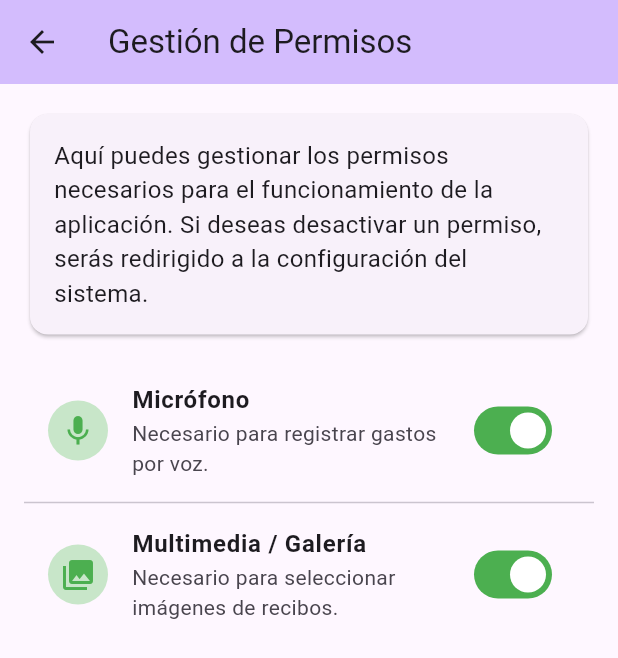
After one commit to mmaurogg/gastos_inteligentes, a Flutter app: the screen it shows after launch, after a tap on the "settings" icon, on a phone screen of 412 x 824 dp. The commit adds this screen. Shown: the top 658 px of the screen. Run offline on Flutter 3.47's test engine with Material 3 defaults, Android fonts, the phone set to English and light mode, and no system bars; our stand-ins replace google_generative_ai, permission_handler, speech_to_text, sqflite; accounts and stored records are empty.

Commit message:
feat: creado modulo de permisos

```diff
--- a/lib/screens/home_screen.dart
+++ b/lib/screens/home_screen.dart
@@ -3,6 +3,7 @@ import 'package:provider/provider.dart';
 import 'package:intl/intl.dart';
 import '../providers/expense_provider.dart';
 import 'add_expense_screen.dart';
+import 'permissions_screen.dart';
 
 class HomeScreen extends StatefulWidget {
   const HomeScreen({super.key});
@@ -29,6 +30,20 @@ class _HomeScreenState extends State<HomeScreen> {
       appBar: AppBar(
         title: const Text('Control de Gastos IA'),
         backgroundColor: Theme.of(context).colorScheme.inversePrimary,
+        actions: [
+          IconButton(
+            icon: const Icon(Icons.settings),
+            onPressed: () {
+              Navigator.push(
+                context,
+                MaterialPageRoute(
+                  builder: (context) => const PermissionsScreen(),
+                ),
+              );
+            },
+            tooltip: 'Permisos',
+          ),
+        ],
       ),
       body: Consumer<ExpenseProvider>(
         builder: (context, provider, child) {
--- /dev/null
+++ b/lib/screens/permissions_screen.dart
@@ -0,0 +1,139 @@
+import 'package:flutter/material.dart';
+import 'package:permission_handler/permission_handler.dart';
+import '../services/permission_service.dart';
+
+class PermissionsScreen extends StatefulWidget {
+  const PermissionsScreen({super.key});
+
+  @override
+  State<PermissionsScreen> createState() => _PermissionsScreenState();
+}
+
+class _PermissionsScreenState extends State<PermissionsScreen>
+    with WidgetsBindingObserver {
+  final PermissionService _permissionService = PermissionService();
+  bool _micGranted = false;
+  bool _mediaGranted = false;
+
+  @override
+  void initState() {
+    super.initState();
+    WidgetsBinding.instance.addObserver(this);
+    _checkPermissions();
+  }
+
+  @override
+  void dispose() {
+    WidgetsBinding.instance.removeObserver(this);
+    super.dispose();
+  }
+
+  @override
+  void didChangeAppLifecycleState(AppLifecycleState state) {
+    if (state == AppLifecycleState.resumed) {
+      _checkPermissions();
+    }
+  }
+
+  Future<void> _checkPermissions() async {
+    final micStatus = await Permission.microphone.isGranted;
+
+    // Para media, usamos la lógica del servicio o verificamos photos/storage
+    // Simplificación: verificamos si photos o storage están concedidos para mostrar el switch activo
+    bool mediaStatus = false;
+    if (await Permission.photos.isGranted ||
+        await Permission.storage.isGranted) {
+      mediaStatus = true;
+    }
+
+    if (mounted) {
+      setState(() {
+        _micGranted = micStatus;
+        _mediaGranted = mediaStatus;
+      });
+    }
+  }
+
+  Future<void> _handlePermissionChange(
+    bool value,
+    Function requestMethod,
+  ) async {
+    if (value) {
+      // El usuario quiere activar
+      await requestMethod();
+    } else {
+      // El usuario quiere desactivar -> Ir a configuración
+      await _permissionService.openSettings();
+    }
+    await _checkPermissions();
+  }
+
+  @override
+  Widget build(BuildContext context) {
+    return Scaffold(
+      appBar: AppBar(
+        title: const Text('Gestión de Permisos'),
+        backgroundColor: Theme.of(context).colorScheme.inversePrimary,
+      ),
+      body: ListView(
+        padding: const EdgeInsets.all(16.0),
+        children: [
+          const Card(
+            child: Padding(
+              padding: EdgeInsets.all(16.0),
+              child: Text(
+                'Aquí puedes gestionar los permisos necesarios para el funcionamiento de la aplicación. '
+                'Si deseas desactivar un permiso, serás redirigido a la configuración del sistema.',
+                style: TextStyle(fontSize: 16),
+              ),
+            ),
+          ),
+          const SizedBox(height: 20),
+          _buildPermissionTile(
+            title: 'Micrófono',
+            subtitle: 'Necesario para registrar gastos por voz.',
+            icon: Icons.mic,
+            value: _micGranted,
+            onChanged: (value) => _handlePermissionChange(
+              value,
+              _permissionService.requestMicrophonePermission,
+            ),
+          ),
+          const Divider(),
+          _buildPermissionTile(
+            title: 'Multimedia / Galería',
+            subtitle: 'Necesario para seleccionar imágenes de recibos.',
+            icon: Icons.photo_library,
+            value: _mediaGranted,
+            onChanged: (value) => _handlePermissionChange(
+              value,
+              _permissionService.requestMediaPermission,
+            ),
+          ),
+        ],
+      ),
+    );
+  }
+
+  Widget _buildPermissionTile({
+    required String title,
+    required String subtitle,
+    required IconData icon,
+    required bool value,
+    required Function(bool) onChanged,
+  }) {
+    return ListTile(
+      leading: CircleAvatar(
+        backgroundColor: value ? Colors.green.shade100 : Colors.grey.shade200,
+        child: Icon(icon, color: value ? Colors.green : Colors.grey),
+      ),
+      title: Text(title, style: const TextStyle(fontWeight: FontWeight.bold)),
+      subtitle: Text(subtitle),
+      trailing: Switch(
+        value: value,
+        onChanged: onChanged,
+        activeTrackColor: Colors.green,
+      ),
+    );
+  }
+}
```
